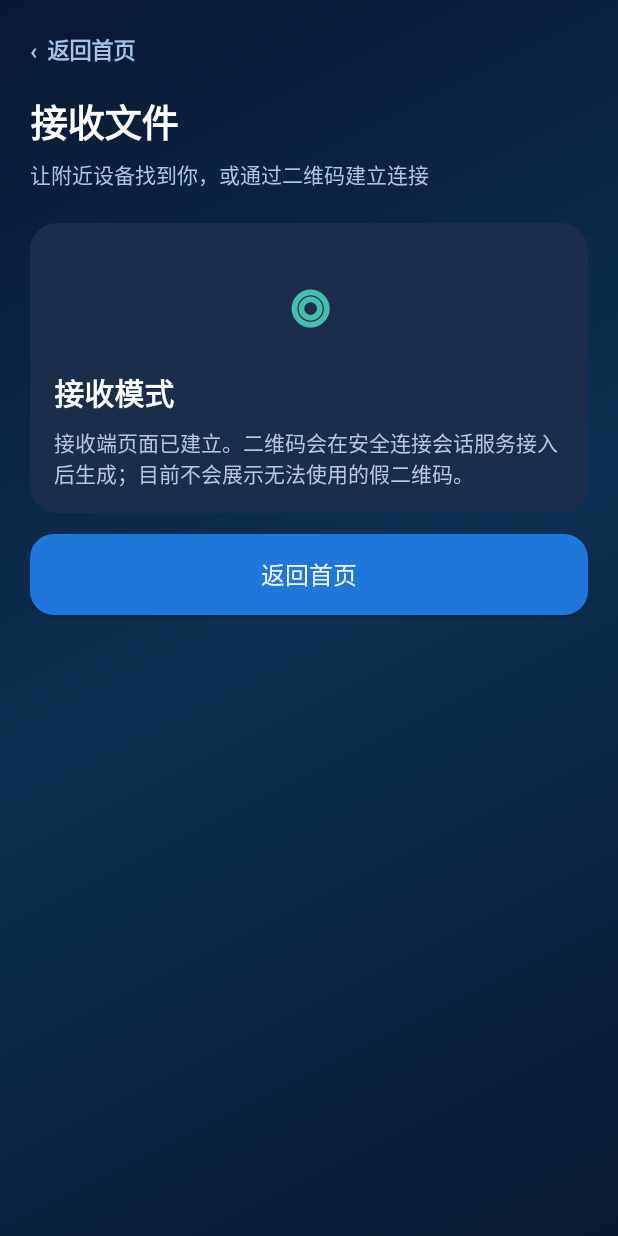
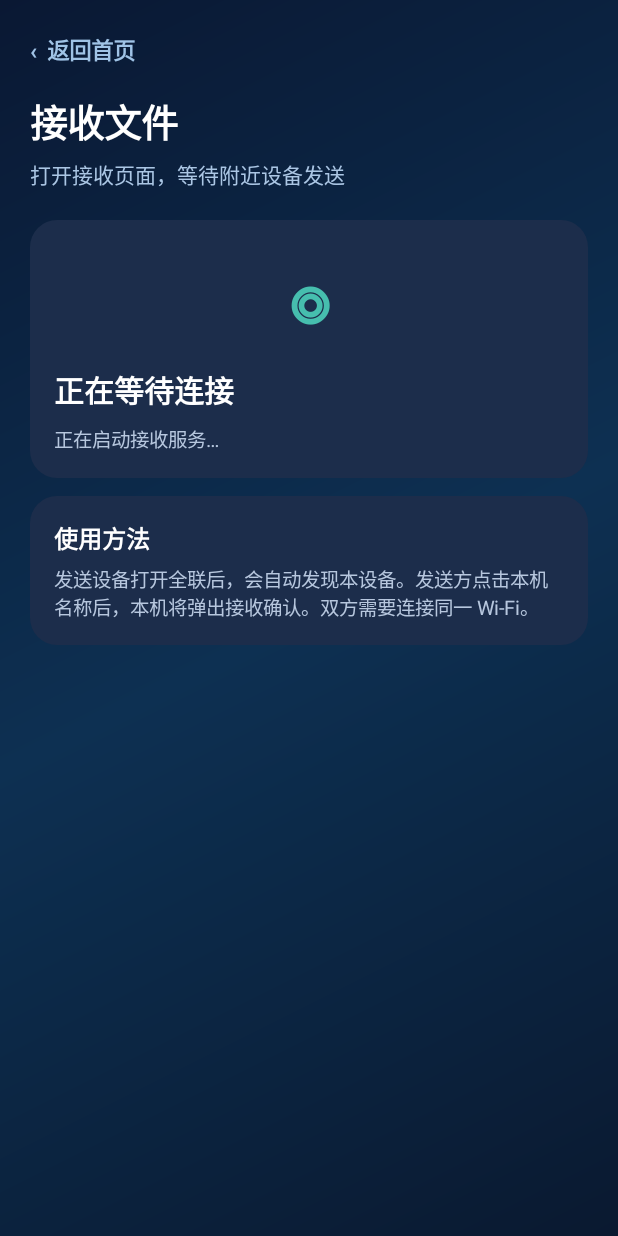
Before and after one commit to lei56602-glitch/QuanLian, an Android app: the screen it shows after launch (MainActivity), after a tap on "↓ 接收文件", on a phone screen of 412 x 824 dp. Run offline under Robolectric (Android 15) with nearby library versions, the phone set to English and light mode, and no system bars.

Commit message:
Implement LAN discovery and direct file transfer between Android devices

```diff
--- a/app/src/main/java/com/quanlian/app/MainActivity.java
+++ b/app/src/main/java/com/quanlian/app/MainActivity.java
@@ -1,233 +1,106 @@
 package com.quanlian.app;
 
-import android.app.Activity;
-import android.content.Intent;
+import android.app.*;
+import android.content.*;
 import android.database.Cursor;
 import android.graphics.Color;
 import android.graphics.Typeface;
 import android.graphics.drawable.GradientDrawable;
 import android.net.Uri;
+import android.net.nsd.*;
+import android.net.wifi.WifiManager;
 import android.os.Bundle;
 import android.provider.OpenableColumns;
 import android.view.Gravity;
 import android.view.View;
-import android.widget.Button;
-import android.widget.LinearLayout;
-import android.widget.ScrollView;
-import android.widget.TextView;
-import java.util.ArrayList;
-import java.util.Locale;
+import android.widget.*;
+import java.io.*;
+import java.net.*;
+import java.util.*;
+import java.util.concurrent.*;
 
 public class MainActivity extends Activity {
-    private static final int REQUEST_FILES = 1001;
-    private final ArrayList<Uri> selectedUris = new ArrayList<>();
-    private final ArrayList<String> selectedNames = new ArrayList<>();
-    private final ArrayList<Long> selectedSizes = new ArrayList<>();
-    private int page = 0;
-    private int dp(float v) { return (int)(v * getResources().getDisplayMetrics().density + 0.5f); }
-
-    private GradientDrawable bg(int color, int radius) {
-        GradientDrawable d = new GradientDrawable();
-        d.setColor(color); d.setCornerRadius(dp(radius)); return d;
+ private static final int PICK=1001, BUF=65536;
+ private static final String TYPE="_quanlian._tcp.";
+ private final ArrayList<Uri> uris=new ArrayList<>();
+ private final ArrayList<String> names=new ArrayList<>();
+ private final ArrayList<Long> sizes=new ArrayList<>();
+ private final Map<String,Device> devices=new LinkedHashMap<>();
+ private final ExecutorService workers=Executors.newCachedThreadPool();
+ private NsdManager nsd; private NsdManager.RegistrationListener registration;
+ private NsdManager.DiscoveryListener discovery; private WifiManager.MulticastLock lock;
+ private ServerSocket server; private volatile boolean alive=true; private int port=-1, page=0;
+ private LinearLayout deviceList; private TextView deviceStatus, receiveStatus;
+ static class Device { String name,key; InetAddress host; int port; Device(String n,String k,InetAddress h,int p){name=n;key=k;host=h;port=p;} }
+ private int dp(float x){return (int)(x*getResources().getDisplayMetrics().density+.5f);}
+ private GradientDrawable shape(int c,int r){GradientDrawable d=new GradientDrawable();d.setColor(c);d.setCornerRadius(dp(r));return d;}
+ private TextView txt(String s,int z,int c,boolean b){TextView t=new TextView(this);t.setText(s);t.setTextSize(z);t.setTextColor(c);if(b)t.setTypeface(Typeface.DEFAULT,Typeface.BOLD);return t;}
+ private LinearLayout col(){LinearLayout l=new LinearLayout(this);l.setOrientation(1);l.setPadding(dp(20),dp(22),dp(20),dp(20));return l;}
+ private LinearLayout card(){LinearLayout l=new LinearLayout(this);l.setOrientation(1);l.setPadding(dp(16),dp(16),dp(16),dp(16));l.setBackground(shape(Color.rgb(28,45,75),18));l.setFocusable(true);return l;}
+ private void gap(LinearLayout l,int h){l.addView(new View(this),new LinearLayout.LayoutParams(1,dp(h)));}
+ private Button btn(String s,int c){Button b=new Button(this);b.setText(s);b.setTextColor(-1);b.setAllCaps(false);b.setTextSize(16);b.setBackground(shape(c,16));b.setMinHeight(dp(54));return b;}
+ private void install(LinearLayout l){ScrollView s=new ScrollView(this);s.setFillViewport(true);s.addView(l);setContentView(s);}
+ private void header(LinearLayout l,String title,String sub){TextView back=txt("‹  返回首页",15,0xffa0c3e6,true);back.setPadding(0,0,0,dp(18));back.setOnClickListener(v->home());l.addView(back);l.addView(txt(title,25,-1,true));gap(l,6);l.addView(txt(sub,14,0xffabc6e4,false));gap(l,20);}
+ private String myName(){String m=android.os.Build.MODEL;if(m==null||m.trim().isEmpty())m="Android";return "全联-"+m.replaceAll("[^\\p{L}\\p{N}_-]","");}
+ @Override public void onCreate(Bundle b){super.onCreate(b);getWindow().setStatusBarColor(0xff0a1428);getWindow().setNavigationBarColor(0xff0a1428);nsd=(NsdManager)getSystemService(NSD_SERVICE);startLan();home();}
+ private void startLan(){
+  try{WifiManager w=(WifiManager)getApplicationContext().getSystemService(WIFI_SERVICE);lock=w.createMulticastLock("QuanLianLAN");lock.setReferenceCounted(false);lock.acquire();}catch(Exception ignored){}
+  workers.execute(()->{try{server=new ServerSocket(0);port=server.getLocalPort();runOnUiThread(()->{if(receiveStatus!=null)receiveStatus.setText("接收服务已启动 · 端口 "+port);});publish();while(alive){Socket s=server.accept();workers.execute(()->receive(s));}}catch(Exception e){if(alive)runOnUiThread(()->Toast.makeText(this,"接收服务启动失败："+e.getMessage(),Toast.LENGTH_LONG).show());}});
  }
-    private TextView text(String value, int size, int color, boolean bold) {
-        TextView t = new TextView(this); t.setText(value); t.setTextSize(size); t.setTextColor(color);
-        if (bold) t.setTypeface(Typeface.DEFAULT, Typeface.BOLD);
-        return t;
+ private void publish(){
+  NsdServiceInfo info=new NsdServiceInfo();info.setServiceName(myName());info.setServiceType(TYPE);info.setPort(port);
+  registration=new NsdManager.RegistrationListener(){public void onServiceRegistered(NsdServiceInfo s){discover();}public void onRegistrationFailed(NsdServiceInfo s,int e){runOnUiThread(()->Toast.makeText(MainActivity.this,"设备广播失败",Toast.LENGTH_SHORT).show());}public void onServiceUnregistered(NsdServiceInfo s){}public void onUnregistrationFailed(NsdServiceInfo s,int e){}};
+  try{nsd.registerService(info,NsdManager.PROTOCOL_DNS_SD,registration);}catch(Exception ignored){}
  }
-    private LinearLayout column() {
-        LinearLayout v = new LinearLayout(this); v.setOrientation(LinearLayout.VERTICAL);
-        v.setPadding(dp(20), dp(22), dp(20), dp(20)); return v;
+ private void discover(){
+  if(discovery!=null)return;
+  discovery=new NsdManager.DiscoveryListener(){
+   public void onDiscoveryStarted(String t){}
+   public void onServiceFound(NsdServiceInfo s){if(!TYPE.equals(s.getServiceType())||myName().equals(s.getServiceName()))return;try{nsd.resolveService(s,new NsdManager.ResolveListener(){public void onResolveFailed(NsdServiceInfo x,int e){}public void onServiceResolved(NsdServiceInfo x){Device d=new Device(x.getServiceName(),x.getServiceName(),x.getHost(),x.getPort());synchronized(devices){devices.put(d.key,d);}runOnUiThread(()->refreshDevices());}});}catch(Exception ignored){}}
+   public void onServiceLost(NsdServiceInfo s){synchronized(devices){devices.remove(s.getServiceName());}runOnUiThread(()->refreshDevices());}
+   public void onDiscoveryStopped(String t){} public void onStartDiscoveryFailed(String t,int e){try{nsd.stopServiceDiscovery(this);}catch(Exception ignored){}} public void onStopDiscoveryFailed(String t,int e){}
+  };
+  try{nsd.discoverServices(TYPE,NsdManager.PROTOCOL_DNS_SD,discovery);}catch(Exception ignored){}
  }
-    private LinearLayout card() {
-        LinearLayout v = new LinearLayout(this); v.setOrientation(LinearLayout.VERTICAL);
-        v.setPadding(dp(16), dp(16), dp(16), dp(16)); v.setBackground(bg(Color.rgb(28,45,75),18));
-        v.setFocusable(true); v.setClickable(true); return v;
+ private void refreshDevices(){
+  if(deviceList==null)return;deviceList.removeAllViews();ArrayList<Device> list;
+  synchronized(devices){list=new ArrayList<>(devices.values());}
+  if(deviceStatus!=null)deviceStatus.setText("发现 "+list.size()+" 台附近设备");
+  if(list.isEmpty()){deviceList.addView(txt("暂未发现设备。请让双方打开全联并连接同一 Wi-Fi。",14,0xffb7c7de,false));return;}
+  for(Device d:list){LinearLayout item=card();item.setOrientation(0);item.setGravity(Gravity.CENTER_VERTICAL);LinearLayout labels=new LinearLayout(this);labels.setOrientation(1);labels.addView(txt(d.name,16,-1,true));labels.addView(txt("局域网在线设备",12,0xffa0c3e6,false));item.addView(labels,new LinearLayout.LayoutParams(0,-2,1));item.addView(txt("发送 ›",15,0xff64beff,true));item.setOnClickListener(v->send(d));LinearLayout.LayoutParams p=new LinearLayout.LayoutParams(-1,-2);p.bottomMargin=dp(9);deviceList.addView(item,p);}
  }
-    private void addGap(LinearLayout parent, int height) {
-        View gap = new View(this); parent.addView(gap, new LinearLayout.LayoutParams(1, dp(height)));
+ private void receive(Socket socket){
+  try(Socket s=socket;DataInputStream in=new DataInputStream(new BufferedInputStream(s.getInputStream()));DataOutputStream out=new DataOutputStream(new BufferedOutputStream(s.getOutputStream()))){
+   s.setSoTimeout(120000);if(!"QUANLIAN1".equals(in.readUTF()))return;String sender=in.readUTF();int count=in.readInt();if(count<1||count>500)return;
+   ArrayList<String> fileNames=new ArrayList<>();ArrayList<Long> fileSizes=new ArrayList<>();long total=0;
+   for(int i=0;i<count;i++){String n=in.readUTF();long z=in.readLong();if(z<0)return;fileNames.add(n);fileSizes.add(z);total+=z;}
+   final long totalBytes=total;CountDownLatch latch=new CountDownLatch(1);final boolean[] yes={false};
+   runOnUiThread(()->new AlertDialog.Builder(this).setTitle("接收文件请求").setMessage(sender+" 要发送 "+count+" 个文件（"+sizeText(totalBytes)+"）。是否接收？").setPositiveButton("接收",(a,b)->{yes[0]=true;latch.countDown();}).setNegativeButton("拒绝",(a,b)->latch.countDown()).setOnCancelListener(a->latch.countDown()).show());
+   boolean accepted=latch.await(90,TimeUnit.SECONDS)&&yes[0];out.writeBoolean(accepted);out.flush();if(!accepted)return;
+   File dir=new File(getExternalFilesDir(android.os.Environment.DIRECTORY_DOWNLOADS),"QuanLianReceived");if(!dir.exists()&&!dir.mkdirs())throw new IOException("无法创建接收目录");
+   byte[] buf=new byte[BUF];
+   for(int i=0;i<count;i++){String safe=fileNames.get(i).replaceAll("[\\\\/:*?\"<>|]","_");File f=new File(dir,System.currentTimeMillis()+"_"+safe);long left=fileSizes.get(i);try(FileOutputStream fos=new FileOutputStream(f)){while(left>0){int n=in.read(buf,0,(int)Math.min(buf.length,left));if(n<0)throw new EOFException("文件未传完");fos.write(buf,0,n);left-=n;}}}
+   out.writeBoolean(true);out.flush();runOnUiThread(()->Toast.makeText(this,"接收完成，文件保存在全联接收目录",Toast.LENGTH_LONG).show());
+  }catch(Exception e){runOnUiThread(()->Toast.makeText(this,"接收失败："+e.getMessage(),Toast.LENGTH_LONG).show());}
  }
-    private TextView heading(String value) {
-        TextView t = text(value, 25, Color.WHITE, true); return t;
+ private void send(Device d){
+  if(uris.isEmpty()){Toast.makeText(this,"请先选择文件",Toast.LENGTH_SHORT).show();return;}
+  Toast.makeText(this,"正在连接 "+d.name,Toast.LENGTH_SHORT).show();
+  workers.execute(()->{try(Socket s=new Socket(d.host,d.port)){s.setSoTimeout(120000);DataOutputStream out=new DataOutputStream(new BufferedOutputStream(s.getOutputStream()));DataInputStream in=new DataInputStream(new BufferedInputStream(s.getInputStream()));out.writeUTF("QUANLIAN1");out.writeUTF(myName());out.writeInt(uris.size());for(int i=0;i<uris.size();i++){out.writeUTF(names.get(i));out.writeLong(sizes.get(i));}out.flush();if(!in.readBoolean())throw new IOException("对方拒绝接收");byte[] buf=new byte[BUF];for(Uri u:new ArrayList<>(uris)){try(InputStream is=getContentResolver().openInputStream(u)){if(is==null)throw new IOException("无法读取文件");int n;while((n=is.read(buf))!=-1)out.write(buf,0,n);}out.flush();}if(!in.readBoolean())throw new IOException("接收端未确认完成");runOnUiThread(()->Toast.makeText(this,"发送成功："+d.name,Toast.LENGTH_LONG).show());}catch(Exception e){runOnUiThread(()->Toast.makeText(this,"发送失败："+e.getMessage(),Toast.LENGTH_LONG).show());}});
  }
-    private Button actionButton(String label, int color) {
-        Button b = new Button(this); b.setText(label); b.setTextColor(Color.WHITE);
-        b.setAllCaps(false); b.setTextSize(16); b.setBackground(bg(color,16));
-        b.setMinHeight(dp(54)); b.setFocusable(true); return b;
+ private void home(){
+  page=0;deviceList=null;deviceStatus=null;LinearLayout l=col();l.setBackground(new GradientDrawable(GradientDrawable.Orientation.TL_BR,new int[]{0xff0a1833,0xff0d3052,0xff0a1930}));
+  l.addView(txt("全联",30,-1,true));TextView sub=txt("让所有设备，自由交换文件",14,0xffabc6e4,false);LinearLayout.LayoutParams sp=new LinearLayout.LayoutParams(-2,-2);sp.topMargin=dp(4);sp.bottomMargin=dp(22);l.addView(sub,sp);
+  LinearLayout row=new LinearLayout(this);Button send=btn("↑  发送文件",0xff1f77dc),recv=btn("↓  接收文件",0xff1f9e8f);LinearLayout.LayoutParams a=new LinearLayout.LayoutParams(0,dp(62),1);a.rightMargin=dp(6);row.addView(send,a);LinearLayout.LayoutParams b=new LinearLayout.LayoutParams(0,dp(62),1);b.leftMargin=dp(6);row.addView(recv,b);l.addView(row);send.setOnClickListener(v->pick());recv.setOnClickListener(v->receivePage());
+  gap(l,24);l.addView(txt("附近设备",20,-1,true));gap(l,8);deviceStatus=txt("正在搜索局域网设备…",13,0xffabc6e4,false);l.addView(deviceStatus);gap(l,8);deviceList=new LinearLayout(this);deviceList.setOrientation(1);l.addView(deviceList);refreshDevices();gap(l,24);TextView foot=txt("Wi-Fi 局域网直连优先 · 无广告 · 无强制账号",12,0xff96b1cf,false);foot.setGravity(Gravity.CENTER);l.addView(foot);install(l);
  }
-    private void install(LinearLayout content) {
-        ScrollView scroll = new ScrollView(this); scroll.setFillViewport(true); scroll.addView(content);
-        setContentView(scroll);
+ private void pick(){Intent i=new Intent(Intent.ACTION_OPEN_DOCUMENT);i.addCategory(Intent.CATEGORY_OPENABLE);i.setType("*/*");i.putExtra(Intent.EXTRA_ALLOW_MULTIPLE,true);startActivityForResult(i,PICK);}
+ @Override protected void onActivityResult(int r,int c,Intent d){super.onActivityResult(r,c,d);if(r!=PICK||c!=RESULT_OK||d==null)return;uris.clear();names.clear();sizes.clear();if(d.getClipData()!=null){for(int i=0;i<d.getClipData().getItemCount();i++)addFile(d.getClipData().getItemAt(i).getUri());}else if(d.getData()!=null)addFile(d.getData());selectedPage();}
+ private void addFile(Uri u){String n="文件";long z=-1;try(Cursor c=getContentResolver().query(u,null,null,null,null)){if(c!=null&&c.moveToFirst()){int ni=c.getColumnIndex(OpenableColumns.DISPLAY_NAME),si=c.getColumnIndex(OpenableColumns.SIZE);if(ni>=0)n=c.getString(ni);if(si>=0&&!c.isNull(si))z=c.getLong(si);}}catch(Exception ignored){}uris.add(u);names.add(n);sizes.add(z);}
+ private String sizeText(long n){if(n<0)return "大小未知";if(n<1024)return n+" B";if(n<1048576)return String.format(Locale.getDefault(),"%.1f KB",n/1024d);if(n<1073741824)return String.format(Locale.getDefault(),"%.1f MB",n/1048576d);return String.format(Locale.getDefault(),"%.2f GB",n/1073741824d);}
+ private void selectedPage(){page=1;LinearLayout l=col();l.setBackground(new GradientDrawable(GradientDrawable.Orientation.TL_BR,new int[]{0xff0a1833,0xff0d3052,0xff0a1930}));header(l,"已选择文件","选择接收设备，开始局域网发送");long total=0;for(long z:sizes)if(z>0)total+=z;l.addView(txt("已选择 "+uris.size()+" 个文件 · "+sizeText(total),15,0xffbed7f2,true));gap(l,12);for(int i=0;i<names.size();i++){LinearLayout c=card();c.addView(txt(names.get(i),15,-1,true));gap(c,4);c.addView(txt(sizeText(sizes.get(i)),12,0xffb7c7de,false));LinearLayout.LayoutParams p=new LinearLayout.LayoutParams(-1,-2);p.bottomMargin=dp(8);l.addView(c,p);}Button choose=btn("选择接收设备",0xff1f77dc);choose.setOnClickListener(v->devicePage());l.addView(choose);Button more=btn("继续添加文件",0xff304b70);more.setOnClickListener(v->pick());LinearLayout.LayoutParams mp=new LinearLayout.LayoutParams(-1,-2);mp.topMargin=dp(8);l.addView(more,mp);install(l);}
+ private void devicePage(){page=2;LinearLayout l=col();l.setBackground(new GradientDrawable(GradientDrawable.Orientation.TL_BR,new int[]{0xff0a1833,0xff0d3052,0xff0a1930}));header(l,"选择接收设备","点击设备名称即可发起文件传输");deviceStatus=txt("正在搜索…",13,0xffabc6e4,false);l.addView(deviceStatus);gap(l,8);deviceList=new LinearLayout(this);deviceList.setOrientation(1);l.addView(deviceList);refreshDevices();Button refresh=btn("刷新设备列表",0xff304b70);refresh.setOnClickListener(v->refreshDevices());LinearLayout.LayoutParams p=new LinearLayout.LayoutParams(-1,-2);p.topMargin=dp(10);l.addView(refresh,p);install(l);}
+ private void receivePage(){page=3;LinearLayout l=col();l.setBackground(new GradientDrawable(GradientDrawable.Orientation.TL_BR,new int[]{0xff0a1833,0xff0d3052,0xff0a1930}));header(l,"接收文件","打开接收页面，等待附近设备发送");LinearLayout c=card();c.setGravity(Gravity.CENTER_HORIZONTAL);TextView icon=txt("◎",54,0xff46beae,true);icon.setGravity(Gravity.CENTER);c.addView(icon);gap(c,8);c.addView(txt("正在等待连接",20,-1,true));gap(c,8);receiveStatus=txt(port>0?"接收服务已启动 · 端口 "+port:"正在启动接收服务…",13,0xffb7c7de,false);c.addView(receiveStatus);l.addView(c);gap(l,12);LinearLayout note=card();note.addView(txt("使用方法",16,-1,true));gap(note,6);note.addView(txt("发送设备打开全联后，会自动发现本设备。发送方点击本机名称后，本机将弹出接收确认。双方需要连接同一 Wi-Fi。",13,0xffb7c7de,false));l.addView(note);install(l);}
+ @Override protected void onDestroy(){alive=false;try{if(server!=null)server.close();}catch(Exception ignored){}try{if(nsd!=null&&discovery!=null)nsd.stopServiceDiscovery(discovery);}catch(Exception ignored){}try{if(nsd!=null&&registration!=null)nsd.unregisterService(registration);}catch(Exception ignored){}try{if(lock!=null&&lock.isHeld())lock.release();}catch(Exception ignored){}workers.shutdownNow();super.onDestroy();}
+ @Override public void onBackPressed(){if(page==0)super.onBackPressed();else if(page==1)home();else if(page==2)selectedPage();else home();}
 }
-    private void addHeader(LinearLayout root, String title, String subtitle) {
-        TextView back = text("‹  返回首页", 15, Color.rgb(160,195,230), true);
-        back.setPadding(0,0,0,dp(18)); back.setFocusable(true); back.setOnClickListener(v -> showHome());
-        root.addView(back);
-        root.addView(heading(title)); addGap(root,6);
-        root.addView(text(subtitle,14,Color.rgb(171,198,228),false)); addGap(root,22);
-    }
-
-    @Override public void onCreate(Bundle state) {
-        super.onCreate(state);
-        getWindow().setStatusBarColor(Color.rgb(10,20,40));
-        getWindow().setNavigationBarColor(Color.rgb(10,20,40));
-        showHome();
-    }
-
-    private void showHome() {
-        page = 0;
-        LinearLayout root = column();
-        root.setBackground(new GradientDrawable(GradientDrawable.Orientation.TL_BR,
-                new int[]{Color.rgb(10,24,51),Color.rgb(13,48,82),Color.rgb(10,25,48)}));
-        root.addView(text("全联",30,Color.WHITE,true));
-        TextView tagline = text("让所有设备，自由交换文件",14,Color.rgb(171,198,228),false);
-        LinearLayout.LayoutParams tp = new LinearLayout.LayoutParams(-2,-2); tp.topMargin=dp(4); tp.bottomMargin=dp(22); root.addView(tagline,tp);
-
-        LinearLayout actions = new LinearLayout(this); actions.setOrientation(LinearLayout.HORIZONTAL);
-        Button send = actionButton("↑  发送文件",Color.rgb(31,119,220));
-        Button receive = actionButton("↓  接收文件",Color.rgb(31,158,143));
-        LinearLayout.LayoutParams ap = new LinearLayout.LayoutParams(0,dp(62),1); ap.rightMargin=dp(6);
-        actions.addView(send,ap);
-        LinearLayout.LayoutParams bp = new LinearLayout.LayoutParams(0,dp(62),1); bp.leftMargin=dp(6);
-        actions.addView(receive,bp); root.addView(actions);
-        send.setOnClickListener(v -> openFilePicker());
-        receive.setOnClickListener(v -> showReceive());
-
-        addGap(root,26); root.addView(text("附近设备",20,Color.WHITE,true)); addGap(root,10);
-        LinearLayout nearby = card();
-        nearby.addView(text("⌕  附近设备发现",18,Color.WHITE,true)); addGap(nearby,6);
-        nearby.addView(text("设备自动发现服务正在开发中。连接功能接入后，这里会显示真实在线设备。",13,Color.rgb(183,199,222),false));
-        root.addView(nearby);
-        addGap(root,12);
-        LinearLayout qr = card(); qr.addView(text("▣  扫描二维码连接",18,Color.WHITE,true)); addGap(qr,6);
-        qr.addView(text("通过接收端二维码或连接码配对",13,Color.rgb(183,199,222),false));
-        qr.setOnClickListener(v -> showReceive()); root.addView(qr);
-        addGap(root,22); root.addView(text("最近选择",19,Color.WHITE,true)); addGap(root,8);
-        if (selectedNames.isEmpty()) {
-            root.addView(text("尚未选择文件",13,Color.rgb(150,177,207),false));
-        } else {
-            root.addView(text("上次选择了 " + selectedNames.size() + " 个文件",14,Color.WHITE,false));
-        }
-        addGap(root,24);
-        TextView foot = text("本地优先传输  ·  无广告  ·  无强制账号",12,Color.rgb(150,177,207),false);
-        foot.setGravity(Gravity.CENTER); root.addView(foot);
-        install(root);
-    }
-
-    private void openFilePicker() {
-        Intent intent = new Intent(Intent.ACTION_OPEN_DOCUMENT);
-        intent.addCategory(Intent.CATEGORY_OPENABLE);
-        intent.setType("*/*");
-        intent.putExtra(Intent.EXTRA_MIME_TYPES, new String[]{
-                "image/*","video/*","audio/*","application/pdf",
-                "application/msword","application/vnd.openxmlformats-officedocument.wordprocessingml.document",
-                "application/vnd.ms-excel","application/vnd.openxmlformats-officedocument.spreadsheetml.sheet",
-                "application/vnd.ms-powerpoint","application/vnd.openxmlformats-officedocument.presentationml.presentation",
-                "application/zip","application/octet-stream"
-        });
-        intent.putExtra(Intent.EXTRA_ALLOW_MULTIPLE, true);
-        startActivityForResult(intent, REQUEST_FILES);
-    }
-
-    @Override protected void onActivityResult(int requestCode, int resultCode, Intent data) {
-        super.onActivityResult(requestCode, resultCode, data);
-        if (requestCode != REQUEST_FILES || resultCode != RESULT_OK || data == null) return;
-        selectedUris.clear(); selectedNames.clear(); selectedSizes.clear();
-        if (data.getClipData() != null) {
-            for (int i=0; i<data.getClipData().getItemCount(); i++) addSelected(data.getClipData().getItemAt(i).getUri());
-        } else if (data.getData() != null) {
-            addSelected(data.getData());
-        }
-        showSelectedFiles();
-    }
-
-    private void addSelected(Uri uri) {
-        String name = "未命名文件"; long size = -1;
-        Cursor c = null;
-        try {
-            c = getContentResolver().query(uri, null, null, null, null);
-            if (c != null && c.moveToFirst()) {
-                int ni = c.getColumnIndex(OpenableColumns.DISPLAY_NAME);
-                int si = c.getColumnIndex(OpenableColumns.SIZE);
-                if (ni >= 0) name = c.getString(ni);
-                if (si >= 0 && !c.isNull(si)) size = c.getLong(si);
-            }
-        } catch (Exception ignored) { }
-        finally { if (c != null) c.close(); }
-        selectedUris.add(uri); selectedNames.add(name); selectedSizes.add(size);
-    }
-
-    private String formatSize(long bytes) {
-        if (bytes < 0) return "大小未知";
-        if (bytes < 1024) return bytes + " B";
-        if (bytes < 1024*1024) return String.format(Locale.getDefault(),"%.1f KB",bytes/1024.0);
-        if (bytes < 1024L*1024*1024) return String.format(Locale.getDefault(),"%.1f MB",bytes/(1024.0*1024));
-        return String.format(Locale.getDefault(),"%.2f GB",bytes/(1024.0*1024*1024));
-    }
-
-    private void showSelectedFiles() {
-        page = 1;
-        LinearLayout root = column();
-        root.setBackground(new GradientDrawable(GradientDrawable.Orientation.TL_BR,
-                new int[]{Color.rgb(10,24,51),Color.rgb(13,48,82),Color.rgb(10,25,48)}));
-        addHeader(root,"已选择文件","检查文件后，下一步选择接收设备");
-        long total = 0; boolean known = true;
-        for (long s : selectedSizes) { if (s < 0) known=false; else total += s; }
-        root.addView(text("已选择 " + selectedUris.size() + " 个文件 · " + (known ? formatSize(total) : "部分文件大小未知"),
-                15,Color.rgb(190,215,242),true));
-        addGap(root,14);
-        for (int i=0; i<selectedNames.size(); i++) {
-            LinearLayout item = card();
-            item.addView(text(selectedNames.get(i),15,Color.WHITE,true)); addGap(item,5);
-            item.addView(text(formatSize(selectedSizes.get(i)),12,Color.rgb(183,199,222),false));
-            LinearLayout.LayoutParams p = new LinearLayout.LayoutParams(-1,-2); p.bottomMargin=dp(8); root.addView(item,p);
-        }
-        addGap(root,12);
-        Button choose = actionButton("选择接收设备",Color.rgb(31,119,220));
-        choose.setOnClickListener(v -> showDevicePicker()); root.addView(choose);
-        Button more = actionButton("继续添加文件",Color.rgb(48,75,112));
-        more.setOnClickListener(v -> openFilePicker());
-        LinearLayout.LayoutParams mp = new LinearLayout.LayoutParams(-1,-2); mp.topMargin=dp(10); root.addView(more,mp);
-        install(root);
-    }
-
-    private void showDevicePicker() {
-        page = 2;
-        LinearLayout root = column();
-        root.setBackground(new GradientDrawable(GradientDrawable.Orientation.TL_BR,
-                new int[]{Color.rgb(10,24,51),Color.rgb(13,48,82),Color.rgb(10,25,48)}));
-        addHeader(root,"选择接收设备","选择要接收这批文件的设备");
-        LinearLayout state = card();
-        state.addView(text("正在寻找附近设备",18,Color.WHITE,true)); addGap(state,8);
-        state.addView(text("真实局域网发现和设备连接服务正在接入。当前版本不会显示虚构设备，也不会假装文件已发送。",14,Color.rgb(183,199,222),false));
-        root.addView(state); addGap(root,14);
-        Button retry = actionButton("重新搜索",Color.rgb(31,119,220));
-        retry.setOnClickListener(v -> showDevicePicker()); root.addView(retry);
-        install(root);
-    }
-
-    private void showReceive() {
-        page = 3;
-        LinearLayout root = column();
-        root.setBackground(new GradientDrawable(GradientDrawable.Orientation.TL_BR,
-                new int[]{Color.rgb(10,24,51),Color.rgb(13,48,82),Color.rgb(10,25,48)}));
-        addHeader(root,"接收文件","让附近设备找到你，或通过二维码建立连接");
-        LinearLayout waiting = card();
-        waiting.setGravity(Gravity.CENTER_HORIZONTAL);
-        TextView symbol = text("◎",54,Color.rgb(70,190,174),true); symbol.setGravity(Gravity.CENTER);
-        waiting.addView(symbol); addGap(waiting,8);
-        waiting.addView(text("接收模式",20,Color.WHITE,true)); addGap(waiting,8);
-        waiting.addView(text("接收端页面已建立。二维码会在安全连接会话服务接入后生成；目前不会展示无法使用的假二维码。",14,Color.rgb(183,199,222),false));
-        root.addView(waiting); addGap(root,14);
-        Button home = actionButton("返回首页",Color.rgb(31,119,220));
-        home.setOnClickListener(v -> showHome()); root.addView(home);
-        install(root);
-    }
-
-    @Override public void onBackPressed() {
-        if (page == 0) super.onBackPressed();
-        else if (page == 1) showHome();
-        else if (page == 2) showSelectedFiles();
-        else showHome();
-    }
-}
```
Lines whose indentation alone changed are shown as unchanged.
